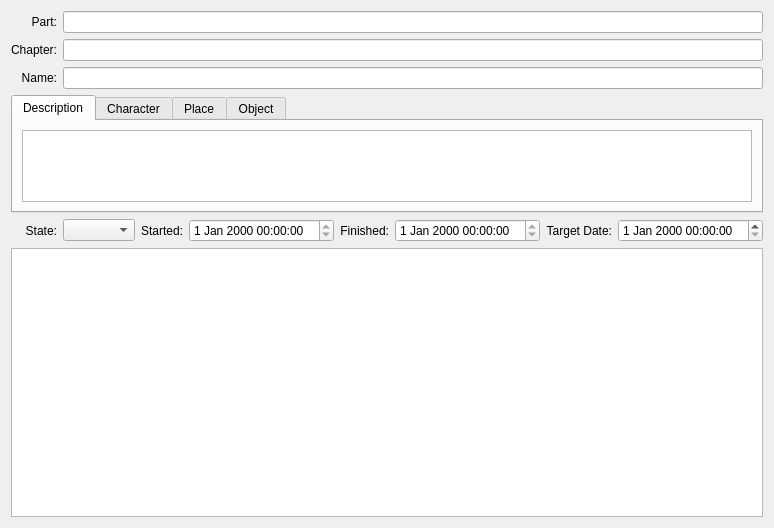
Before: the Qt Designer form cscenewindow.ui in birkeh/qtStoryWriter, drawn with Qt 5.
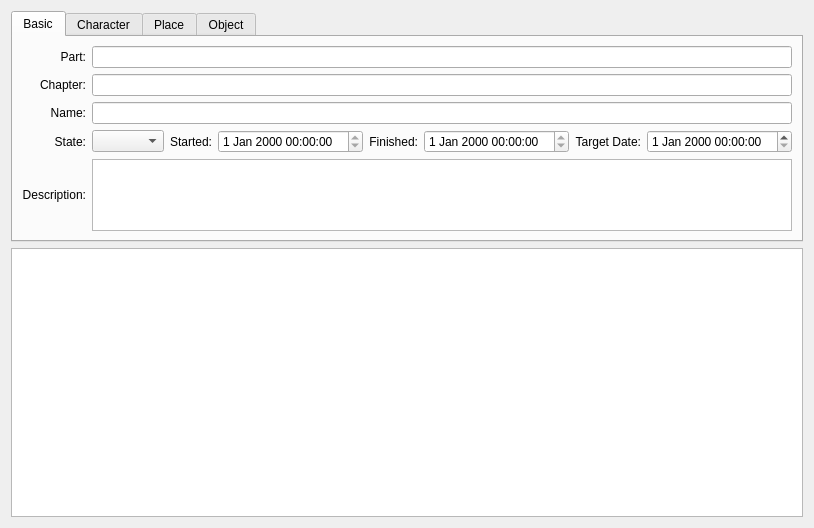
After: the same form once the commit is applied. The open tabs and pages were chosen to show the change. Custom widgets are drawn as their Qt base class.

```diff
--- a/cscenewindow.ui
+++ b/cscenewindow.ui
@@ -13,21 +13,142 @@
   <property name="windowTitle">
    <string>Form</string>
   </property>
-  <layout class="QGridLayout" name="gridLayout_2">
-   <item row="0" column="1">
-    <layout class="QGridLayout" name="gridLayout" rowstretch="0,0,0,1,0,0,5">
-     <item row="3" column="0" colspan="8">
-      <widget class="QTabWidget" name="m_lpTabs">
+  <layout class="QGridLayout" name="gridLayout">
+   <item row="0" column="0">
+    <layout class="QVBoxLayout" name="verticalLayout" stretch="1,5">
+     <item>
+      <widget class="QTabWidget" name="m_lpTab">
        <property name="currentIndex">
-        <number>3</number>
+        <number>1</number>
        </property>
-       <widget class="QWidget" name="m_lpTabDescription">
+       <widget class="QWidget" name="m_lpTabBasic">
         <attribute name="title">
-         <string>Description</string>
+         <string>Basic</string>
         </attribute>
-        <layout class="QGridLayout" name="gridLayout_3">
+        <layout class="QGridLayout" name="gridLayout_8">
          <item row="0" column="0">
-          <widget class="cTextEdit" name="m_lpDescription"/>
+          <layout class="QGridLayout" name="gridLayout_7">
+           <item row="3" column="3">
+            <widget class="cDateTimeEdit" name="m_lpStartedAt">
+             <property name="readOnly">
+              <bool>true</bool>
+             </property>
+            </widget>
+           </item>
+           <item row="1" column="0">
+            <widget class="QLabel" name="label_2">
+             <property name="text">
+              <string>Chapter:</string>
+             </property>
+             <property name="alignment">
+              <set>Qt::AlignRight|Qt::AlignTrailing|Qt::AlignVCenter</set>
+             </property>
+            </widget>
+           </item>
+           <item row="2" column="0">
+            <widget class="QLabel" name="label">
+             <property name="text">
+              <string>Name:</string>
+             </property>
+             <property name="alignment">
+              <set>Qt::AlignRight|Qt::AlignTrailing|Qt::AlignVCenter</set>
+             </property>
+            </widget>
+           </item>
+           <item row="3" column="4">
+            <widget class="QLabel" name="m_lpFinishedLabel">
+             <property name="text">
+              <string>Finished:</string>
+             </property>
+             <property name="alignment">
+              <set>Qt::AlignRight|Qt::AlignTrailing|Qt::AlignVCenter</set>
+             </property>
+            </widget>
+           </item>
+           <item row="3" column="2">
+            <widget class="QLabel" name="m_lpStartedLabel">
+             <property name="text">
+              <string>Started:</string>
+             </property>
+             <property name="alignment">
+              <set>Qt::AlignRight|Qt::AlignTrailing|Qt::AlignVCenter</set>
+             </property>
+            </widget>
+           </item>
+           <item row="3" column="0">
+            <widget class="QLabel" name="label_3">
+             <property name="text">
+              <string>State:</string>
+             </property>
+             <property name="alignment">
+              <set>Qt::AlignRight|Qt::AlignTrailing|Qt::AlignVCenter</set>
+             </property>
+            </widget>
+           </item>
+           <item row="3" column="1">
+            <widget class="cComboBox" name="m_lpState"/>
+           </item>
+           <item row="0" column="0">
+            <widget class="QLabel" name="label_5">
+             <property name="text">
+              <string>Part:</string>
+             </property>
+             <property name="alignment">
+              <set>Qt::AlignRight|Qt::AlignTrailing|Qt::AlignVCenter</set>
+             </property>
+            </widget>
+           </item>
+           <item row="3" column="7">
+            <widget class="cDateTimeEdit" name="m_lpTargetDate"/>
+           </item>
+           <item row="3" column="6">
+            <widget class="QLabel" name="label_4">
+             <property name="text">
+              <string>Target Date:</string>
+             </property>
+             <property name="alignment">
+              <set>Qt::AlignRight|Qt::AlignTrailing|Qt::AlignVCenter</set>
+             </property>
+            </widget>
+           </item>
+           <item row="3" column="5">
+            <widget class="cDateTimeEdit" name="m_lpFinishedAt">
+             <property name="readOnly">
+              <bool>true</bool>
+             </property>
+            </widget>
+           </item>
+           <item row="0" column="1" colspan="7">
+            <widget class="cLineEdit" name="m_lpPart">
+             <property name="readOnly">
+              <bool>true</bool>
+             </property>
+            </widget>
+           </item>
+           <item row="1" column="1" colspan="7">
+            <widget class="cLineEdit" name="m_lpChapter">
+             <property name="readOnly">
+              <bool>true</bool>
+             </property>
+            </widget>
+           </item>
+           <item row="2" column="1" colspan="7">
+            <widget class="cLineEdit" name="m_lpName"/>
+           </item>
+           <item row="4" column="1" colspan="7">
+            <widget class="cTextEdit" name="m_lpDescription"/>
+           </item>
+           <item row="4" column="0">
+            <widget class="QLabel" name="label_6">
+             <property name="text">
+              <string>Description:</string>
+             </property>
+             <property name="alignment">
+              <set>Qt::AlignRight|Qt::AlignTrailing|Qt::AlignVCenter</set>
+             </property>
+            </widget>
+           </item>
+          </layout>
          </item>
         </layout>
        </widget>
@@ -35,22 +156,45 @@
         <attribute name="title">
          <string>Character</string>
         </attribute>
-        <layout class="QGridLayout" name="gridLayout_4">
+        <layout class="QGridLayout" name="gridLayout_2">
          <item row="0" column="0">
-          <widget class="cTreeView" name="m_lpCharacterList">
-           <property name="contextMenuPolicy">
-            <enum>Qt::CustomContextMenu</enum>
-           </property>
-           <property name="editTriggers">
-            <set>QAbstractItemView::NoEditTriggers</set>
-           </property>
-           <property name="alternatingRowColors">
-            <bool>true</bool>
-           </property>
-           <property name="rootIsDecorated">
-            <bool>false</bool>
-           </property>
-          </widget>
+          <layout class="QVBoxLayout" name="verticalLayout_2">
+           <item>
+            <layout class="QHBoxLayout" name="horizontalLayout_3" stretch="1,0,0,0">
+             <item>
+              <widget class="cComboBox" name="m_lpCharacterList"/>
+             </item>
+             <item>
+              <widget class="QPushButton" name="m_lpCharacterShowDetails">
+               <property name="text">
+                <string>details...</string>
+               </property>
+              </widget>
+             </item>
+             <item>
+              <widget class="QPushButton" name="m_lpCaracterAdd">
+               <property name="text">
+                <string>add...</string>
+               </property>
+              </widget>
+             </item>
+             <item>
+              <widget class="QPushButton" name="m_lpCharacterRemove">
+               <property name="text">
+                <string>remove</string>
+               </property>
+              </widget>
+             </item>
+            </layout>
+           </item>
+           <item>
+            <widget class="QStackedWidget" name="m_lpCharacterDetails">
+             <property name="currentIndex">
+              <number>-1</number>
+             </property>
+            </widget>
+           </item>
+          </layout>
          </item>
         </layout>
        </widget>
@@ -58,22 +202,45 @@
         <attribute name="title">
          <string>Place</string>
         </attribute>
-        <layout class="QGridLayout" name="gridLayout_5">
+        <layout class="QGridLayout" name="gridLayout_3">
          <item row="0" column="0">
-          <widget class="cTreeView" name="m_lpPlaceList">
-           <property name="contextMenuPolicy">
-            <enum>Qt::CustomContextMenu</enum>
-           </property>
-           <property name="editTriggers">
-            <set>QAbstractItemView::NoEditTriggers</set>
-           </property>
-           <property name="alternatingRowColors">
-            <bool>true</bool>
-           </property>
-           <property name="rootIsDecorated">
-            <bool>false</bool>
-           </property>
-          </widget>
+          <layout class="QVBoxLayout" name="verticalLayout_3">
+           <item>
+            <layout class="QHBoxLayout" name="horizontalLayout_2" stretch="1,0,0,0">
+             <item>
+              <widget class="cComboBox" name="m_lpPlaceList"/>
+             </item>
+             <item>
+              <widget class="QPushButton" name="m_lpPlaceShowDetails">
+               <property name="text">
+                <string>details...</string>
+               </property>
+              </widget>
+             </item>
+             <item>
+              <widget class="QPushButton" name="m_lpPlaceAdd">
+               <property name="text">
+                <string>add...</string>
+               </property>
+              </widget>
+             </item>
+             <item>
+              <widget class="QPushButton" name="m_lpPlaceRemove">
+               <property name="text">
+                <string>remove</string>
+               </property>
+              </widget>
+             </item>
+            </layout>
+           </item>
+           <item>
+            <widget class="QStackedWidget" name="m_lpPlaceDetails">
+             <property name="currentIndex">
+              <number>-1</number>
+             </property>
+            </widget>
+           </item>
+          </layout>
          </item>
         </layout>
        </widget>
@@ -81,137 +248,49 @@
         <attribute name="title">
          <string>Object</string>
         </attribute>
-        <layout class="QGridLayout" name="gridLayout_6">
+        <layout class="QGridLayout" name="gridLayout_4">
          <item row="0" column="0">
-          <widget class="cTreeView" name="m_lpObjectList">
-           <property name="contextMenuPolicy">
-            <enum>Qt::CustomContextMenu</enum>
-           </property>
-           <property name="editTriggers">
-            <set>QAbstractItemView::NoEditTriggers</set>
-           </property>
-           <property name="alternatingRowColors">
-            <bool>true</bool>
-           </property>
-           <property name="rootIsDecorated">
-            <bool>false</bool>
-           </property>
-          </widget>
+          <layout class="QVBoxLayout" name="verticalLayout_4">
+           <item>
+            <layout class="QHBoxLayout" name="horizontalLayout" stretch="1,0,0,0">
+             <item>
+              <widget class="cComboBox" name="m_lpObjectList"/>
+             </item>
+             <item>
+              <widget class="QPushButton" name="m_lpObjectShowDetails">
+               <property name="text">
+                <string>details...</string>
+               </property>
+              </widget>
+             </item>
+             <item>
+              <widget class="QPushButton" name="m_lpObjectAdd">
+               <property name="text">
+                <string>add...</string>
+               </property>
+              </widget>
+             </item>
+             <item>
+              <widget class="QPushButton" name="m_lpObjectRemove">
+               <property name="text">
+                <string>remove</string>
+               </property>
+              </widget>
+             </item>
+            </layout>
+           </item>
+           <item>
+            <widget class="QStackedWidget" name="m_lpObjectDetails"/>
+           </item>
+          </layout>
          </item>
         </layout>
        </widget>
       </widget>
      </item>
-     <item row="5" column="5">
-      <widget class="cDateTimeEdit" name="m_lpFinishedAt">
-       <property name="readOnly">
-        <bool>true</bool>
-       </property>
-      </widget>
-     </item>
-     <item row="1" column="0">
-      <widget class="QLabel" name="label_2">
-       <property name="text">
-        <string>Chapter:</string>
-       </property>
-       <property name="alignment">
-        <set>Qt::AlignRight|Qt::AlignTrailing|Qt::AlignVCenter</set>
-       </property>
-      </widget>
-     </item>
-     <item row="5" column="4">
-      <widget class="QLabel" name="m_lpFinishedLabel">
-       <property name="text">
-        <string>Finished:</string>
-       </property>
-       <property name="alignment">
-        <set>Qt::AlignRight|Qt::AlignTrailing|Qt::AlignVCenter</set>
-       </property>
-      </widget>
-     </item>
-     <item row="2" column="1" colspan="7">
-      <widget class="cLineEdit" name="m_lpName"/>
-     </item>
-     <item row="6" column="0" colspan="8">
+     <item>
       <widget class="cTextEdit" name="m_lpText"/>
      </item>
-     <item row="5" column="0">
-      <widget class="QLabel" name="label_3">
-       <property name="text">
-        <string>State:</string>
-       </property>
-       <property name="alignment">
-        <set>Qt::AlignRight|Qt::AlignTrailing|Qt::AlignVCenter</set>
-       </property>
-      </widget>
-     </item>
-     <item row="2" column="0">
-      <widget class="QLabel" name="label">
-       <property name="text">
-        <string>Name:</string>
-       </property>
-       <property name="alignment">
-        <set>Qt::AlignRight|Qt::AlignTrailing|Qt::AlignVCenter</set>
-       </property>
-      </widget>
-     </item>
-     <item row="5" column="6">
-      <widget class="QLabel" name="label_4">
-       <property name="text">
-        <string>Target Date:</string>
-       </property>
-       <property name="alignment">
-        <set>Qt::AlignRight|Qt::AlignTrailing|Qt::AlignVCenter</set>
-       </property>
-      </widget>
-     </item>
-     <item row="5" column="1">
-      <widget class="cComboBox" name="m_lpState"/>
-     </item>
-     <item row="5" column="3">
-      <widget class="cDateTimeEdit" name="m_lpStartedAt">
-       <property name="readOnly">
-        <bool>true</bool>
-       </property>
-      </widget>
-     </item>
-     <item row="5" column="2">
-      <widget class="QLabel" name="m_lpStartedLabel">
-       <property name="text">
-        <string>Started:</string>
-       </property>
-       <property name="alignment">
-        <set>Qt::AlignRight|Qt::AlignTrailing|Qt::AlignVCenter</set>
-       </property>
-      </widget>
-     </item>
-     <item row="5" column="7">
-      <widget class="cDateTimeEdit" name="m_lpTargetDate"/>
-     </item>
-     <item row="0" column="0">
-      <widget class="QLabel" name="label_5">
-       <property name="text">
-        <string>Part:</string>
-       </property>
-       <property name="alignment">
-        <set>Qt::AlignRight|Qt::AlignTrailing|Qt::AlignVCenter</set>
-       </property>
-      </widget>
-     </item>
-     <item row="0" column="1" colspan="7">
-      <widget class="cLineEdit" name="m_lpPart">
-       <property name="readOnly">
-        <bool>true</bool>
-       </property>
-      </widget>
-     </item>
-     <item row="1" column="1" colspan="7">
-      <widget class="cLineEdit" name="m_lpChapter">
-       <property name="readOnly">
-        <bool>true</bool>
-       </property>
-      </widget>
-     </item>
     </layout>
    </item>
   </layout>
@@ -227,11 +306,6 @@
    <extends>QLineEdit</extends>
    <header>clineedit.h</header>
   </customwidget>
-  <customwidget>
-   <class>cTreeView</class>
-   <extends>QTreeView</extends>
-   <header>ctreeview.h</header>
-  </customwidget>
   <customwidget>
    <class>cComboBox</class>
    <extends>QComboBox</extends>
```
Left out of the diff: 4 changed lines with no effect on the pictures.
